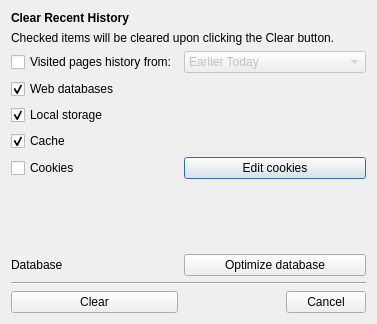
The window that src/lib/other/clearprivatedata.ui (tenrok/kclient3) describes before a commit, drawn with Qt 5.
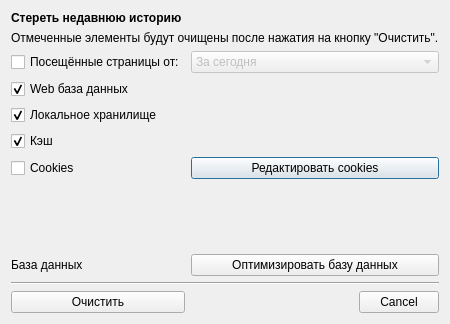
The same window after the commit.

What changed in the file:
```diff
--- a/src/lib/other/clearprivatedata.ui
+++ b/src/lib/other/clearprivatedata.ui
@@ -17,14 +17,14 @@
    <item row="0" column="0">
     <widget class="QLabel" name="label_3">
      <property name="text">
-      <string>&lt;b&gt;Clear Recent History&lt;/b&gt;</string>
+      <string>&lt;b&gt;Стереть недавнюю историю&lt;/b&gt;</string>
      </property>
     </widget>
    </item>
    <item row="6" column="1">
     <widget class="QPushButton" name="editCookies">
      <property name="text">
-      <string>Edit cookies</string>
+      <string>Редактировать cookies</string>
      </property>
     </widget>
    </item>
@@ -35,7 +35,7 @@
      </property>
      <item>
       <property name="text">
-       <string>Earlier Today</string>
+       <string>За сегодня</string>
       </property>
      </item>
      <item>
@@ -58,7 +58,7 @@
    <item row="2" column="0">
     <widget class="QCheckBox" name="history">
      <property name="text">
-      <string>Visited pages history from:</string>
+      <string>Посещённые страницы от:</string>
      </property>
      <property name="checked">
       <bool>false</bool>
@@ -68,14 +68,14 @@
    <item row="1" column="0" colspan="2">
     <widget class="QLabel" name="label_2">
      <property name="text">
-      <string>Checked items will be cleared upon clicking the Clear button.</string>
+      <string>Отмеченные элементы будут очищены после нажатия на кнопку "Очистить".</string>
      </property>
     </widget>
    </item>
    <item row="4" column="0">
     <widget class="QCheckBox" name="localStorage">
      <property name="text">
-      <string>Local storage</string>
+      <string>Локальное хранилище</string>
      </property>
      <property name="checked">
       <bool>true</bool>
@@ -91,7 +91,7 @@
       </size>
      </property>
      <property name="text">
-      <string>Clear</string>
+      <string>Очистить</string>
      </property>
     </widget>
    </item>
@@ -111,7 +111,7 @@
    <item row="3" column="0">
     <widget class="QCheckBox" name="databases">
      <property name="text">
-      <string>Web databases</string>
+      <string>Web база данных</string>
      </property>
      <property name="checked">
       <bool>true</bool>
@@ -121,7 +121,7 @@
    <item row="5" column="0">
     <widget class="QCheckBox" name="cache">
      <property name="text">
-      <string>Cache</string>
+      <string>Кэш</string>
      </property>
      <property name="checked">
       <bool>true</bool>
@@ -131,7 +131,7 @@
    <item row="8" column="1">
     <widget class="QPushButton" name="optimizeDb">
      <property name="text">
-      <string>Optimize database</string>
+      <string>Оптимизировать базу данных</string>
      </property>
     </widget>
    </item>
@@ -155,7 +155,7 @@
    <item row="8" column="0">
     <widget class="QLabel" name="label_5">
      <property name="text">
-      <string>Database</string>
+      <string>База данных</string>
      </property>
     </widget>
    </item>
```
Left out of the diff: 6 changed lines with no effect on the pictures.
